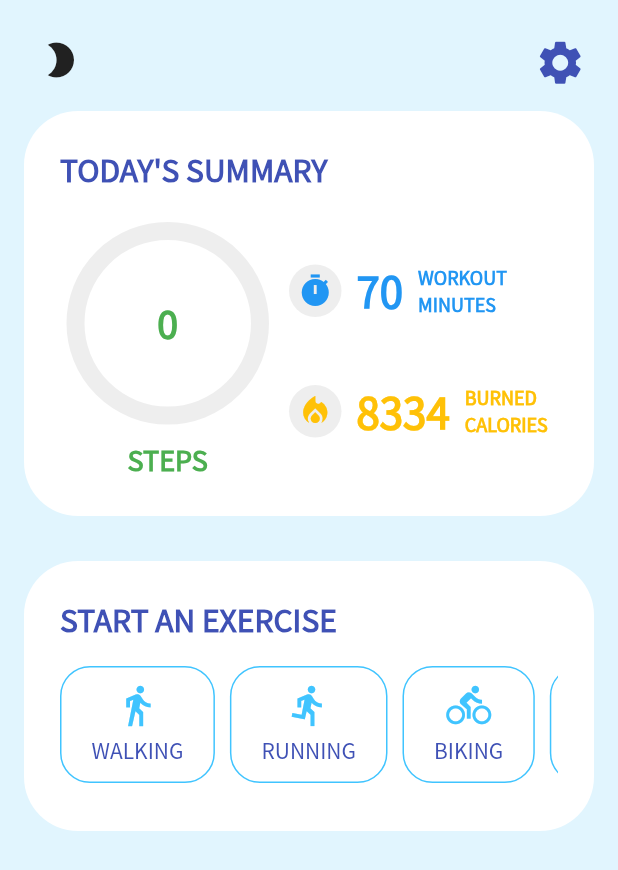
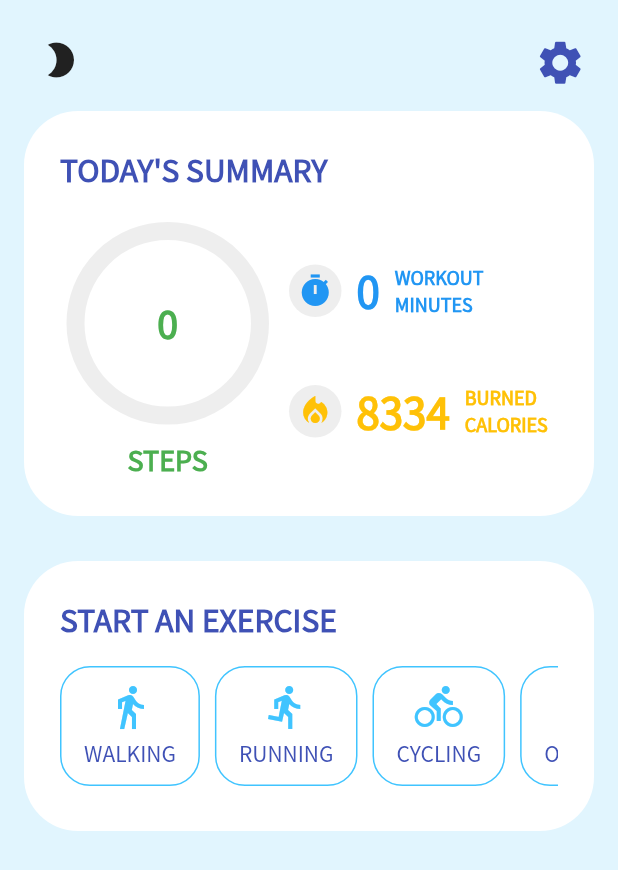
Before and after one commit to sophiathy/fyp_app, a Flutter app: the Home screen opened by its route, after a tap on "LOGIN", on a phone screen of 412 x 824 dp. Shown: the top 870 px of the screen. Run offline on Flutter 3.47's test engine with Material 2 defaults, Android fonts, the phone set to English and light mode, and no system bars; drawn by our look-alikes of percent_indicator; our stand-ins replace animated_text_kit, awesome_dialog, cloud_firestore, csv, firebase_auth, firebase_core and 11 more; accounts and stored records are empty; network calls fail.

Commit message:
9/3: - Changed "USERNAME" to current user's email account name in Settings - Added a new hive box to store the workout duration (seconds) per day - Added a speedometer (current speed and the highest speed of the user)

```diff
--- a/lib/main.dart
+++ b/lib/main.dart
@@ -15,12 +15,14 @@ import 'package:hive_flutter/hive_flutter.dart';
 import 'package:page_transition/page_transition.dart';
 import 'package:provider/provider.dart';
 
-//TODO:Solvig No Firebase App 'DEFAULT' has been created
+//TODO: Solving No Firebase App 'DEFAULT' has been created
 void main() async {
   WidgetsFlutterBinding.ensureInitialized();
   await Firebase.initializeApp();
-  await Hive.initFlutter();             //path of hive stored
-  await Hive.openBox<int>('steps');     //store last saved timestamp and steps counted
+  await Hive.initFlutter(); //path of hive stored
+  await Hive.openBox<int>(
+      'steps'); //store last saved timestamp and steps counted
+  await Hive.openBox<int>('workoutDuration'); //store last saved workout seconds
   runApp(MyApp());
 }
 
@@ -96,7 +98,8 @@ class _MyAppState extends State<MyApp> {
                           workoutType: args.workoutType,
                           duration: args.duration,
                           csvRows: args.csvRows,
-                          todaySteps: args.todaySteps),
+                          todaySteps: args.todaySteps,
+                          highestSpeed: args.highestSpeed),
                       type: PageTransitionType.rightToLeftWithFade);
                   break;
                 case '/workoutSummary':
@@ -105,7 +108,8 @@ class _MyAppState extends State<MyApp> {
                           workoutType: args.workoutType,
                           duration: args.duration,
                           csvRows: args.csvRows,
-                          todaySteps: args.todaySteps),
+                          todaySteps: args.todaySteps,
+                          highestSpeed: args.highestSpeed),
                       type: PageTransitionType.rightToLeftWithFade);
                   break;
                 default:
--- a/lib/screens/account/login.dart
+++ b/lib/screens/account/login.dart
@@ -250,7 +250,6 @@ class _LoginState extends State<Login> {
 
                               // SizedBox(height: 20),
 
-                              //TODO: Redesign button
                               Row(
                                 mainAxisAlignment: MainAxisAlignment.center,
                                 children: <Widget>[
@@ -280,7 +279,6 @@ class _LoginState extends State<Login> {
                                         "Register".toUpperCase(),
                                         style: TextStyle(
                                           fontSize: 18.0,
-                                          //TODO: think of the text color of button
                                           color: Colors.white,
                                         ),
                                       ),
--- a/lib/screens/account/register.dart
+++ b/lib/screens/account/register.dart
@@ -66,7 +66,7 @@ class _RegisterState extends State<Register> {
 
                 Padding(
                   padding: const EdgeInsets.all(30.0),
-                  child: Text("Register an Account",
+                  child: Text("Register an Account".toUpperCase(),
                       textAlign: TextAlign.center,
                       style: Theme.of(context).textTheme.headline5),
                 ),
--- a/lib/sections/StartExSection.dart
+++ b/lib/sections/StartExSection.dart
@@ -40,7 +40,7 @@ class StartExSection extends StatelessWidget {
 
                 ExerciseBtn(
                   modeSwitch: modeSwitch,
-                  workoutType: "Biking",
+                  workoutType: "Cycling",
                   press: () {},
                 ),
 
--- a/lib/sections/SummarySection.dart
+++ b/lib/sections/SummarySection.dart
@@ -25,11 +25,12 @@ class _SummarySectionState extends State<SummarySection> {
   int _todaySteps;
   String _steps = "0";
   Box<int> pedoBox = Hive.box('steps'); //store last saved timestamp and steps
+  Box<int> workoutDurationBox = Hive.box('workoutDuration'); //store last saved workout seconds
 
   @override
   void initState() {
     super.initState();
-    if(mounted)
+    if (mounted)
       //stream subscriptions on Pedometer
       setUpPedometer();
   }
@@ -41,7 +42,8 @@ class _SummarySectionState extends State<SummarySection> {
   }
 
   void setUpPedometer() {
-    _streamSub = Pedometer.stepCountStream.listen(stepsToday, onError: stepError);
+    _streamSub =
+        Pedometer.stepCountStream.listen(stepsToday, onError: stepError);
   }
 
   Future<int> stepsToday(StepCount streamCount) async {
@@ -108,7 +110,6 @@ class _SummarySectionState extends State<SummarySection> {
           height: 270.0,
           title: "Today's Summary",
         ),
-
         Padding(
           padding: const EdgeInsets.only(top: 60.0, left: 20.0, right: 20.0),
           child: Container(
@@ -128,30 +129,25 @@ class _SummarySectionState extends State<SummarySection> {
                         lineWidth: 12.0,
                         animateFromLastPercent: true,
                         circularStrokeCap: CircularStrokeCap.round,
-                        percent: (_steps != "N/A") ? (double.parse(_steps)/10000.0) : 0.0,
+                        percent: (_steps != "N/A")
+                            ? (double.parse(_steps) / 10000.0)
+                            : 0.0,
                         center: Text(
                           _steps,
-                                  style: Theme.of(context)
-                                        .textTheme
-                                        .bodyText2
-                                        .copyWith(
+                          style: Theme.of(context).textTheme.bodyText2.copyWith(
                                 color: Colors.green,
                                 fontSize: 25.0,
                                 fontWeight: FontWeight.bold,
                               ),
                         ),
                         progressColor: Colors.green,
-                        backgroundColor: widget.modeSwitch? kIconBg_dark : kIconBg_light,
+                        backgroundColor:
+                            widget.modeSwitch ? kIconBg_dark : kIconBg_light,
                       ),
-
                       SizedBox(height: 10.0),
-
                       Text(
                         "Steps".toUpperCase(),
-                        style: Theme.of(context)
-                              .textTheme
-                              .bodyText2
-                              .copyWith(
+                        style: Theme.of(context).textTheme.bodyText2.copyWith(
                               color: Colors.green,
                               fontSize: 18.0,
                               fontWeight: FontWeight.bold,
@@ -177,7 +173,9 @@ class _SummarySectionState extends State<SummarySection> {
                               width: 35.0,
                               decoration: BoxDecoration(
                                 shape: BoxShape.circle,
-                                color: widget.modeSwitch? kIconBg_dark : kIconBg_light,
+                                color: widget.modeSwitch
+                                    ? kIconBg_dark
+                                    : kIconBg_light,
                               ),
                               child: Icon(
                                 Icons.timer,
@@ -186,7 +184,7 @@ class _SummarySectionState extends State<SummarySection> {
                             ),
                             SizedBox(width: 10.0),
                             Text(
-                              "70",
+                              (workoutDurationBox.get(DateTime.now().day, defaultValue: 0)~/60).toString(),
                               style: Theme.of(context)
                                   .textTheme
                                   .bodyText2
@@ -211,7 +209,6 @@ class _SummarySectionState extends State<SummarySection> {
                           ],
                         ),
                       ),
-
                       Container(
                         child: Row(
                           children: <Widget>[
@@ -220,7 +217,9 @@ class _SummarySectionState extends State<SummarySection> {
                               width: 35.0,
                               decoration: BoxDecoration(
                                 shape: BoxShape.circle,
-                                color: widget.modeSwitch? kIconBg_dark : kIconBg_light,
+                                color: widget.modeSwitch
+                                    ? kIconBg_dark
+                                    : kIconBg_light,
                               ),
                               child: Icon(
                                 Icons.local_fire_department,
--- a/lib/services/database.dart
+++ b/lib/services/database.dart
@@ -1,5 +1,5 @@
 import 'package:cloud_firestore/cloud_firestore.dart';
-import 'package:fyp_app/services/screenArguments.dart';
+// import 'package:fyp_app/services/screenArguments.dart';
 
 class Database {
   //collection reference, if not exist in Firestore, it will be created automatically
--- a/lib/services/screenArguments.dart
+++ b/lib/services/screenArguments.dart
@@ -3,11 +3,13 @@ class ScreenArguments {
   String duration;
   List<List<String>> csvRows;
   String todaySteps;
+  double highestSpeed;
 
   ScreenArguments(
     this.workoutType,
     this.duration,
     this.csvRows,
     this.todaySteps,
+    this.highestSpeed,
   );
 }
--- a/lib/widgets/ExerciseBtn.dart
+++ b/lib/widgets/ExerciseBtn.dart
@@ -32,10 +32,10 @@ class ExerciseBtn extends StatelessWidget {
         child: InkWell(
           borderRadius: BorderRadius.circular(20.0),  //shape of tapping
           onTap: (){
-            Navigator.of(context).pushReplacementNamed('/workingOut', arguments: ScreenArguments(workoutType, "00:00:00", [], "0"));
+            Navigator.of(context).pushReplacementNamed('/workingOut', arguments: ScreenArguments(workoutType, "00:00:00", [], "0", 0.0));
           },
           child: Padding(
-            padding: const EdgeInsets.symmetric(horizontal: 15.0, vertical: 5.0),
+            padding: const EdgeInsets.symmetric(horizontal: 10.0, vertical: 5.0),
             child: Column(
               children: <Widget>[
                 _typeIcon(workoutType),
@@ -64,7 +64,7 @@ class ExerciseBtn extends StatelessWidget {
 //check the exercise type and return icon
 Widget _typeIcon(String type) {
   final icolor = Colors.lightBlueAccent;
-  final double isize = 30.0;
+  final double isize = 32.0;
 
   if(type == "Walking"){
     return Icon(
@@ -78,7 +78,7 @@ Widget _typeIcon(String type) {
       color: icolor,
       size: isize,
     );
-  }else if(type == "Biking"){
+  }else if(type == "Cycling"){
     return Icon(
       Icons.directions_bike_outlined,
       color: icolor,
```
Also changed, not shown: lib/screens/workingOut.dart (+37 -2 lines), lib/screens/workoutSummary.dart (+63 -5 lines), lib/widgets/settingsDrawer.dart (+32 -25 lines). Lines whose indentation alone changed are shown as unchanged.
